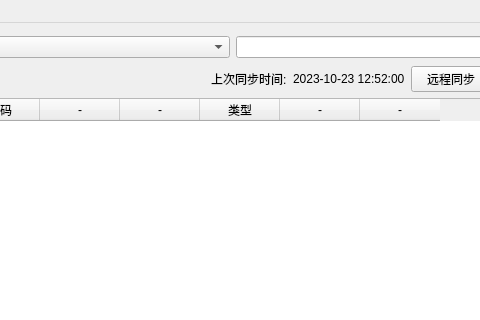
Above: Ui/AccountAssistant.ui from NEKO-ii/AccountAssistant before the change; both pictures show x 212 to 692 and y 0 to 320 of the 800 by 500 pixel window. Below: the same form after it.
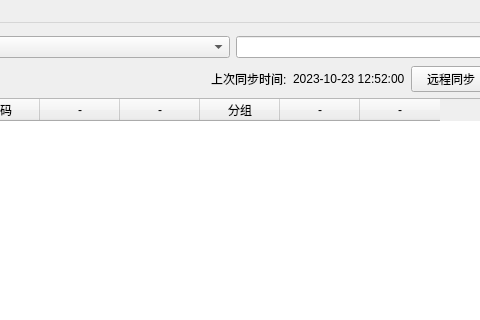
That is the form after the change. The open tabs and pages were chosen to show the change. Icons and pictures are not drawn.

Diff of the .ui file:
```diff
--- a/Ui/AccountAssistant.ui
+++ b/Ui/AccountAssistant.ui
@@ -210,7 +210,7 @@
           </column>
           <column>
            <property name="text">
-            <string>类型</string>
+            <string>分组</string>
            </property>
           </column>
           <column>
```
Left out of the diff: 52 changed lines with no effect on the pictures.
